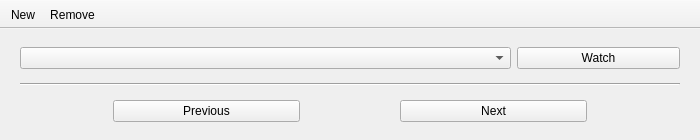
This is mainwindow.ui in dave12311/Series-Dashboard as Qt 5 draws it before an edit. The edited form follows.
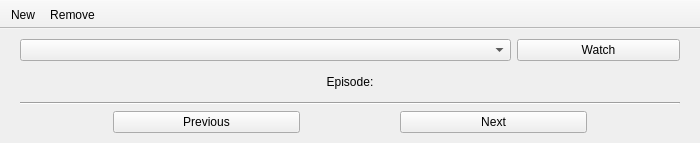
This is the edited form.

Commit message: Added current episode number to UI

Diff of the .ui file:
```diff
--- a/mainwindow.ui
+++ b/mainwindow.ui
@@ -7,7 +7,7 @@
     <x>0</x>
     <y>0</y>
     <width>700</width>
-    <height>140</height>
+    <height>143</height>
    </rect>
   </property>
   <property name="sizePolicy">
@@ -53,6 +53,16 @@
       </item>
      </layout>
     </item>
+    <item>
+     <widget class="QLabel" name="episodeNumber">
+      <property name="text">
+       <string>Episode:</string>
+      </property>
+      <property name="alignment">
+       <set>Qt::AlignCenter</set>
+      </property>
+     </widget>
+    </item>
     <item>
      <widget class="Line" name="line">
       <property name="orientation">
```
The commit also changes 2 other files.
